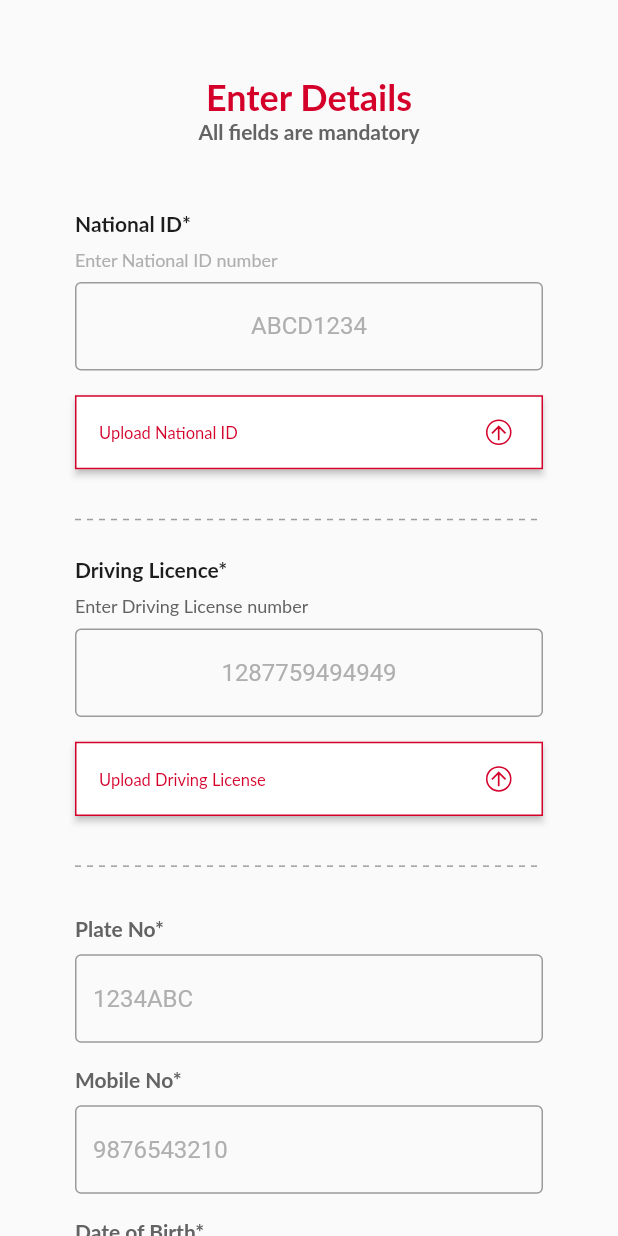
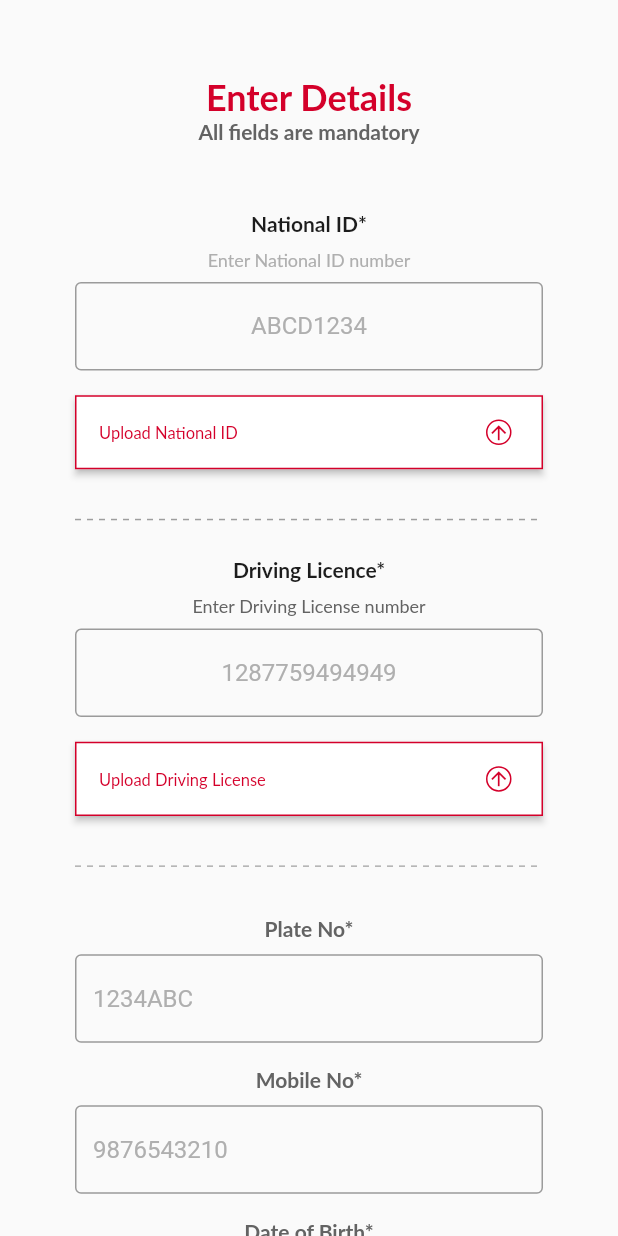
Before and after one commit to nasrinsamad19/hala_avis_car, a Flutter app: the screen it shows after launch, on a phone screen of 412 x 824 dp. Run offline on Flutter 3.47's test engine with Material 2 defaults, Android fonts, the phone set to English and light mode, and no system bars; drawn by our look-alikes of dotted_line; our stand-ins replace dio, dotted_border, google_fonts, permission_handler, shared_preferences, sqflite and 1 more; missing offline and left inert: ext_storage, flutter_pdfview; accounts and stored records are empty.

Commit message:
Working on alignment

```diff
--- a/lib/screens/profile_update_ui/profile_update_ui.dart
+++ b/lib/screens/profile_update_ui/profile_update_ui.dart
@@ -67,7 +67,7 @@ class _LoginUiState extends State<ProfileUpdateUI> {
             child: Container(
               padding: EdgeInsets.all(50),
               child: Column(
-                crossAxisAlignment: CrossAxisAlignment.start,
+                //crossAxisAlignment: CrossAxisAlignment.start,
                 children: [
                   Container(
                     alignment:Alignment.center,
@@ -106,8 +106,14 @@ class _LoginUiState extends State<ProfileUpdateUI> {
                     height: MediaQuery.of(context).size.height * 0.01,
                   ),
 
-                  TextField(
+                  TextFormField(
                     textAlign: TextAlign.center,
+                    validator: (text){
+                      if(text.isEmpty){
+                        return AppLocalizations.of(context).translate('errorText');
+                      }
+                      return null;
+                    },
                     decoration: InputDecoration(
                         hintText: 'ABCD1234',
                         hintStyle: TextStyle(
@@ -236,7 +242,7 @@ class _LoginUiState extends State<ProfileUpdateUI> {
                     height: MediaQuery.of(context).size.height * 0.04,
                   ),
                   DottedLine(
-                    dashColor: Colors.grey,
+                    dashColor: ColorNames().grey,
                   ),
                   Container(
                     height: MediaQuery.of(context).size.height * 0.04,
@@ -249,7 +255,13 @@ class _LoginUiState extends State<ProfileUpdateUI> {
                   Container(
                     height: MediaQuery.of(context).size.height * 0.01,
                   ),
-                  TextField(
+                  TextFormField(
+                    validator: (text){
+                      if(text.isEmpty){
+                        return AppLocalizations.of(context).translate('errorText');
+                      }
+                      return null;
+                    },
                     decoration: InputDecoration(
                         hintText: '1234ABC',
                         hintStyle: TextStyle(
@@ -269,7 +281,13 @@ class _LoginUiState extends State<ProfileUpdateUI> {
                   Container(
                     height: MediaQuery.of(context).size.height * 0.01,
                   ),
-                  TextField(
+                  TextFormField(
+                    validator: (text){
+                      if(text.isEmpty){
+                        return AppLocalizations.of(context).translate('errorText');
+                      }
+                      return null;
+                    },
                     decoration: InputDecoration(
                         hintText: '9876543210',
                         hintStyle: TextStyle(
@@ -289,8 +307,14 @@ class _LoginUiState extends State<ProfileUpdateUI> {
                   Container(
                     height: MediaQuery.of(context).size.height * 0.01,
                   ),
-                  TextField(
+                  TextFormField(
                     controller: dateController,
+                    validator: (text){
+                      if(text.isEmpty){
+                        return AppLocalizations.of(context).translate('errorText');
+                      }
+                      return null;
+                    },
                     decoration: InputDecoration(
                       border: OutlineInputBorder(),
                       hintText: "${selectedDate.day.toString()}-${selectedDate.month.toString().padLeft(2,'0')}-${selectedDate.year.toString().padLeft(2,'0')}".split(' ')[0],
```
